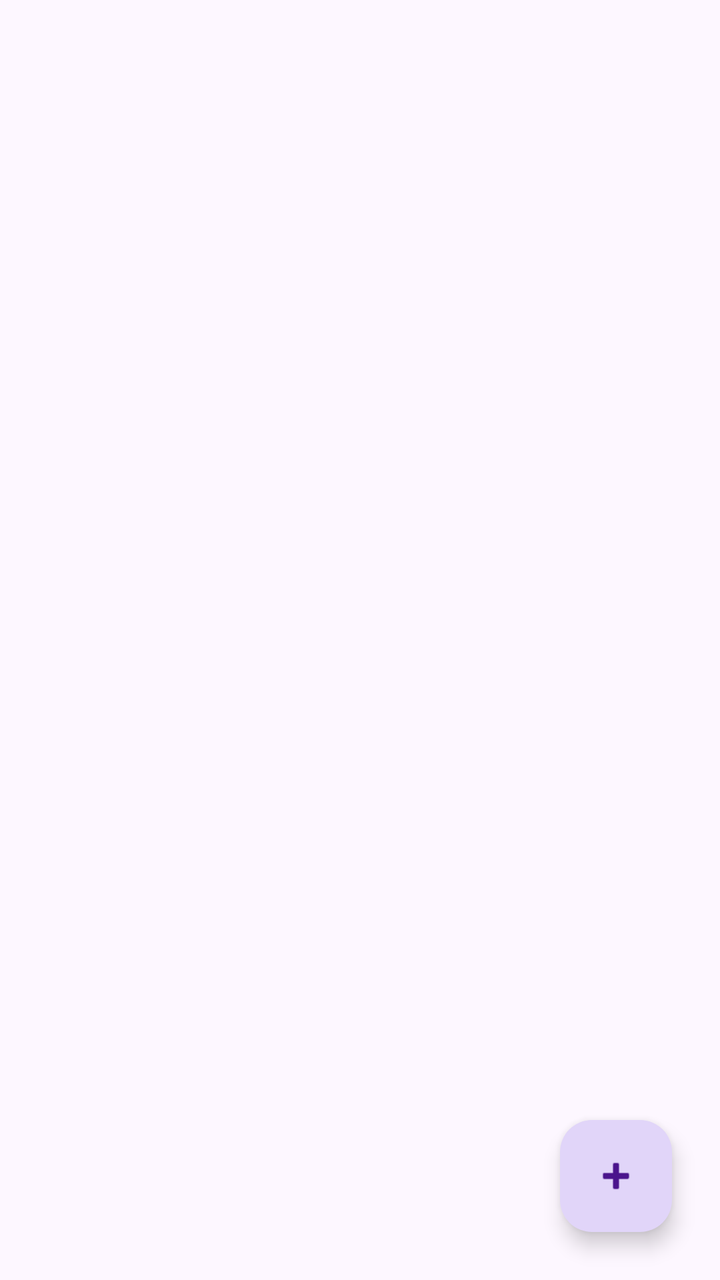
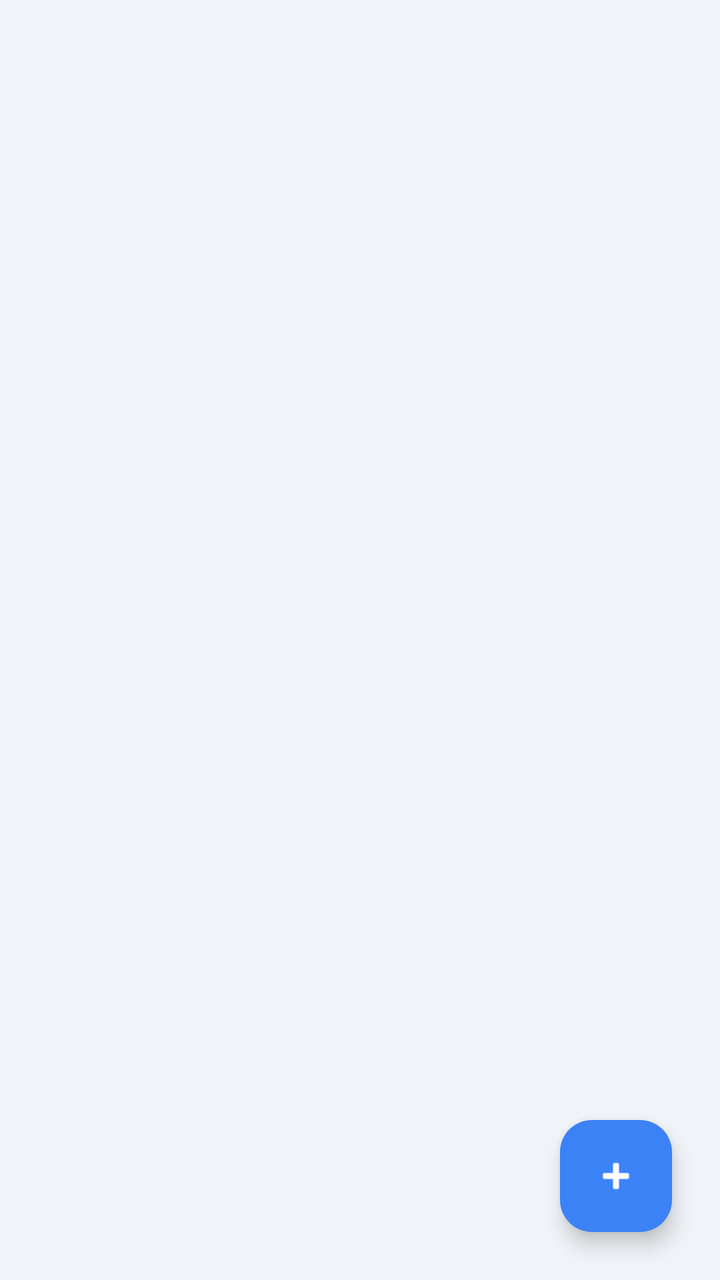

An Android layout rendered at two revisions. The XML below is the earlier revision; the diff shows what the commit changed to produce the second picture.
<!-- AndroidManifest.xml: application theme Theme.Naylaai -->
<!-- res/layout/fragment_review.xml -->
<?xml version="1.0" encoding="utf-8"?>
<androidx.constraintlayout.widget.ConstraintLayout
    xmlns:android="http://schemas.android.com/apk/res/android"
    xmlns:app="http://schemas.android.com/apk/res-auto"
    android:layout_width="match_parent"
    android:layout_height="match_parent"
    android:background="#FDF7FF">

    <androidx.recyclerview.widget.RecyclerView
        android:id="@+id/rvReview"
        android:layout_width="match_parent"
        android:layout_height="match_parent"
        android:paddingTop="8dp"
        android:clipToPadding="false"/>

    <com.google.android.material.floatingactionbutton.FloatingActionButton
        android:id="@+id/fabAddReview"
        android:layout_width="wrap_content"
        android:layout_height="wrap_content"
        android:layout_margin="24dp"
        android:src="@android:drawable/ic_input_add"
        app:backgroundTint="#E1D5F9"
        app:layout_constraintBottom_toBottomOf="parent"
        app:layout_constraintEnd_toEndOf="parent"
        app:tint="#4A148C" />

</androidx.constraintlayout.widget.ConstraintLayout>
<!-- resources referenced by this layout -->
<resources>
  <style name="Theme.Naylaai" parent="Base.Theme.Naylaai" />
  <style name="Base.Theme.Naylaai" parent="Theme.Material3.DayNight.NoActionBar">
          
          
      </style>
</resources>

<!-- the commit's change to res/layout/fragment_review.xml (unified diff, before → after) -->
@@ -4,7 +4,7 @@
     xmlns:app="http://schemas.android.com/apk/res-auto"
     android:layout_width="match_parent"
     android:layout_height="match_parent"
-    android:background="#FDF7FF">
+    android:background="@color/background_light">
 
     <androidx.recyclerview.widget.RecyclerView
         android:id="@+id/rvReview"
@@ -19,9 +19,9 @@
         android:layout_height="wrap_content"
         android:layout_margin="24dp"
         android:src="@android:drawable/ic_input_add"
-        app:backgroundTint="#E1D5F9"
+        app:backgroundTint="@color/primary_blue"
         app:layout_constraintBottom_toBottomOf="parent"
         app:layout_constraintEnd_toEndOf="parent"
-        app:tint="#4A148C" />
+        app:tint="@android:color/white" />
 
 </androidx.constraintlayout.widget.ConstraintLayout>
<!-- resource entries referenced after the edit -->
@@ -1,5 +1,7 @@
 <!-- resources referenced by this layout -->
 <resources>
+  <color name="background_light">#F0F4F8</color>
+  <color name="primary_blue">#3B82F6</color>
   <style name="Theme.Naylaai" parent="Base.Theme.Naylaai" />
   <style name="Base.Theme.Naylaai" parent="Theme.Material3.DayNight.NoActionBar">
           
